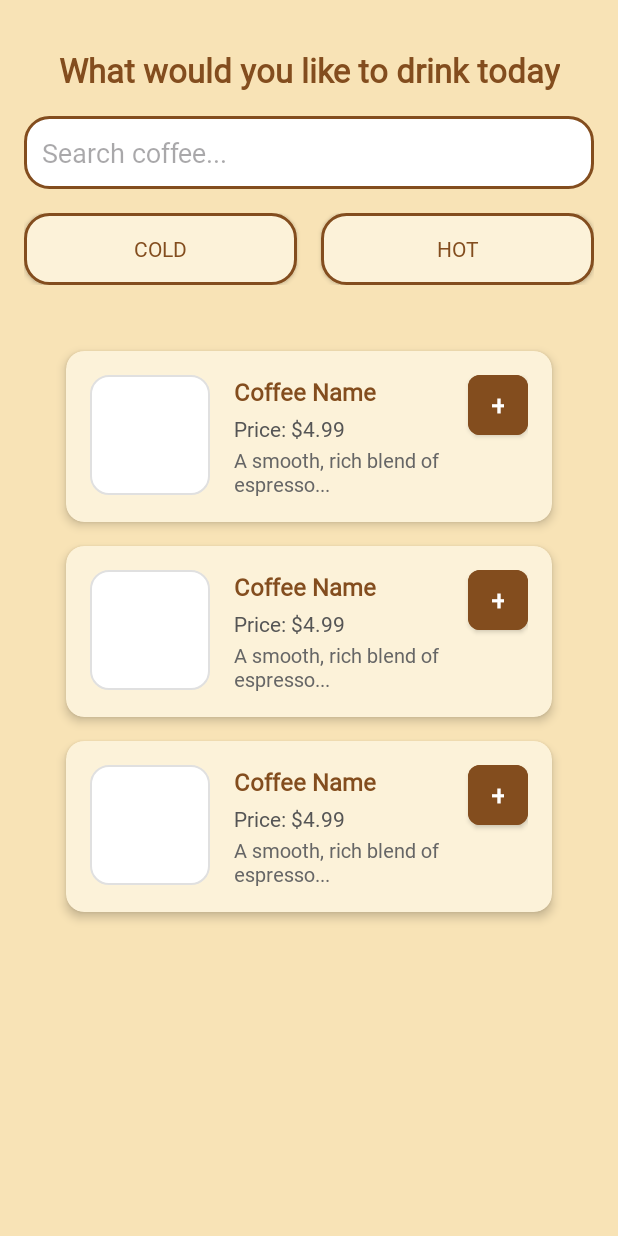
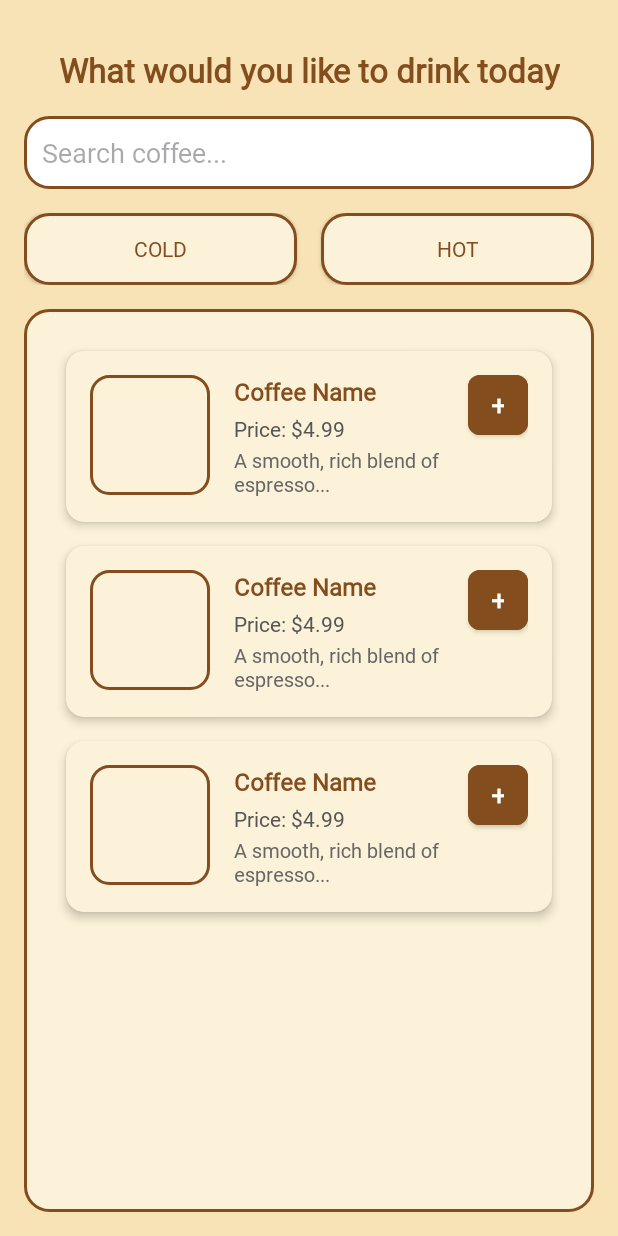
Before and after one commit to AhmedSamy02/BrewBuddy, an Android app: the layout menu_screen.xml on its own in the app's theme, with its tools: preview values and no code run, on a phone screen of 412 x 824 dp. Run offline under Robolectric (Android 15) with nearby library versions, the phone set to English and light mode, and no system bars.

Commit message:
Work on menu-screen

```diff
--- a/app/src/main/res/drawable/coffee_list_container.xml
+++ b/app/src/main/res/drawable/coffee_list_container.xml
@@ -1,4 +1,5 @@
-<?xml version="1.0" encoding="utf-8"?>
-<selector xmlns:android="http://schemas.android.com/apk/res/android">
-
-</selector>
+<shape xmlns:android="http://schemas.android.com/apk/res/android" android:shape="rectangle">
+    <solid android:color="#FCF2D9"/>
+    <stroke android:width="2dp" android:color="#834D1E"/>
+    <corners android:radius="16dp"/>
+</shape>
--- a/app/src/main/res/drawable/rounded_image.xml
+++ b/app/src/main/res/drawable/rounded_image.xml
@@ -1,11 +1,8 @@
-<!-- res/drawable/rounded_image.xml -->
 <shape xmlns:android="http://schemas.android.com/apk/res/android"
     android:shape="rectangle">
-
-    <corners android:radius="12dp" /> <!-- soft rounded corners -->
-    <solid android:color="#FFFFFF" /> <!-- white background -->
-
+    <corners android:radius="12dp"/>
+    <solid android:color="#FCF2D9"/>
     <stroke
-        android:width="1dp"
-        android:color="#E0E0E0" /> <!-- light gray border -->
+        android:width="2dp"
+        android:color="#834D1E"/>
 </shape>
```
